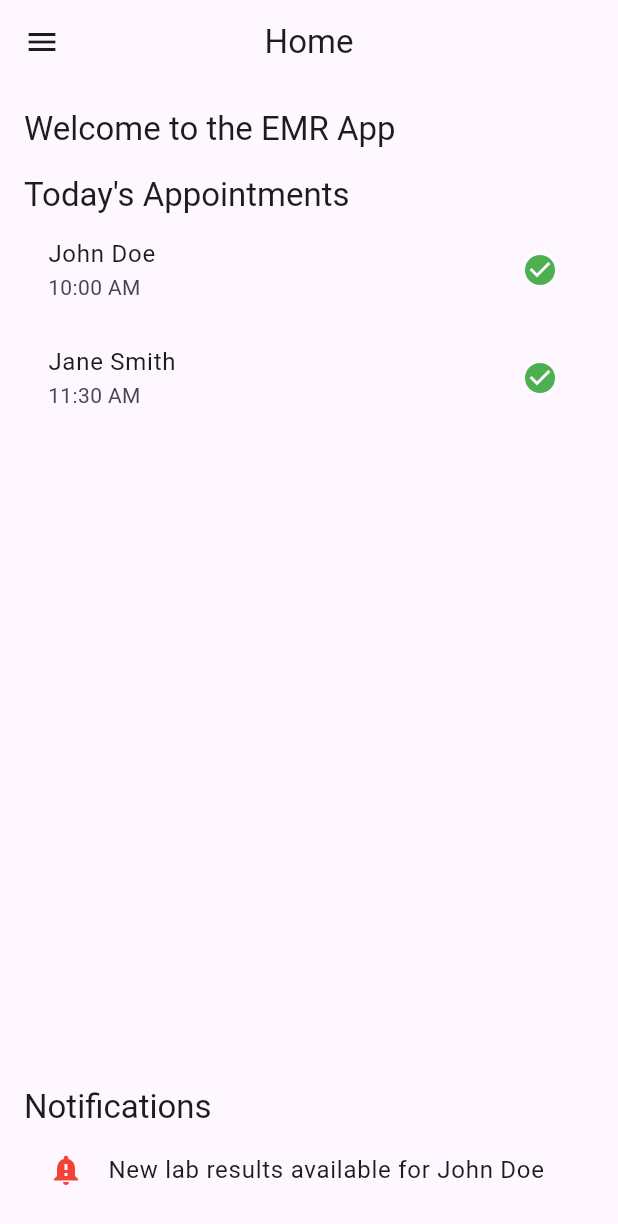
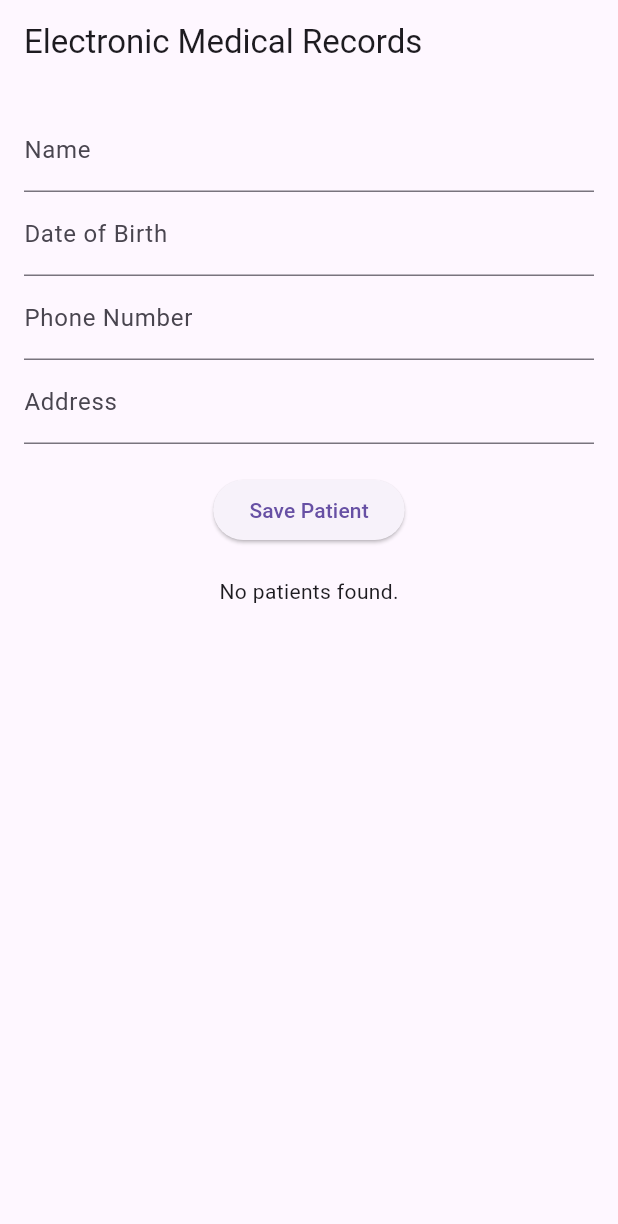
Before and after one commit to MahaSekher/MedicineInventory, a Flutter app: the screen it shows after launch, on a phone screen of 412 x 824 dp. Shown: the top 1224 px of the screen. Run offline on Flutter 3.47's test engine with Material 3 defaults, Android fonts, the phone set to English and light mode, and no system bars; our stand-ins replace image_picker, sqflite; accounts and stored records are empty.

Commit message:
login and store data to database

```diff
--- /dev/null
+++ b/lib/models/database_helper.dart
@@ -0,0 +1,98 @@
+import 'dart:async';
+import 'package:sqflite/sqflite.dart';
+import 'package:path/path.dart';
+import 'package:path_provider/path_provider.dart';
+
+class DatabaseHelper {
+  static Database? _database;
+  static final DatabaseHelper instance = DatabaseHelper._init();
+
+  DatabaseHelper._init();
+
+  Future<Database> get database async {
+    if (_database != null) return _database!;
+    _database = await _initDB('emr_db.db');
+    return _database!;
+  }
+
+  Future<Database> _initDB(String filePath) async {
+    final docDirectory = await getApplicationDocumentsDirectory();
+    final path = join(docDirectory.path, filePath);
+    return await openDatabase(path, version: 1, onCreate: _createDB);
+  }
+
+  Future _createDB(Database db, int version) async {
+    // Patient Table
+    await db.execute('''
+      CREATE TABLE patients (
+        id INTEGER PRIMARY KEY AUTOINCREMENT,
+        name TEXT,
+        dob TEXT,
+        gender TEXT,
+        phone_number TEXT,
+        address TEXT
+      )
+    ''');
+
+    // Medical Record Table
+    await db.execute('''
+      CREATE TABLE medical_records (
+        id INTEGER PRIMARY KEY AUTOINCREMENT,
+        patient_id INTEGER,
+        diagnosis TEXT,
+        treatment TEXT,
+        record_date TEXT,
+        FOREIGN KEY (patient_id) REFERENCES patients(id)
+      )
+    ''');
+
+    // Appointment Table
+    await db.execute('''
+      CREATE TABLE appointments (
+        id INTEGER PRIMARY KEY AUTOINCREMENT,
+        patient_id INTEGER,
+        appointment_date TEXT,
+        doctor_name TEXT,
+        FOREIGN KEY (patient_id) REFERENCES patients(id)
+      )
+    ''');
+  }
+
+  // Insert Patient
+  Future<int> insertPatient(Map<String, dynamic> patient) async {
+    final db = await instance.database;
+    return await db.insert('patients', patient);
+  }
+
+  // Insert Medical Record
+  Future<int> insertMedicalRecord(Map<String, dynamic> record) async {
+    final db = await instance.database;
+    return await db.insert('medical_records', record);
+  }
+
+  // Insert Appointment
+  Future<int> insertAppointment(Map<String, dynamic> appointment) async {
+    final db = await instance.database;
+    return await db.insert('appointments', appointment);
+  }
+
+  // Get all patients
+  Future<List<Map<String, dynamic>>> getAllPatients() async {
+    final db = await instance.database;
+    return await db.query('patients');
+  }
+
+  // Get all medical records
+  Future<List<Map<String, dynamic>>> getMedicalRecords(int patientId) async {
+    final db = await instance.database;
+    return await db.query('medical_records',
+        where: 'patient_id = ?', whereArgs: [patientId]);
+  }
+
+  // Get all appointments
+  Future<List<Map<String, dynamic>>> getAppointments(int patientId) async {
+    final db = await instance.database;
+    return await db
+        .query('appointments', where: 'patient_id = ?', whereArgs: [patientId]);
+  }
+}
--- /dev/null
+++ b/lib/models/persistence/appointment.dart
@@ -0,0 +1,20 @@
+class Appointment {
+  final int? id;
+  final int patientId;
+  final String appointmentDate;
+  final String doctorName;
+
+  Appointment(
+      {this.id,
+      required this.patientId,
+      required this.appointmentDate,
+      required this.doctorName});
+
+  Map<String, dynamic> toMap() {
+    return {
+      'patient_id': patientId,
+      'appointment_date': appointmentDate,
+      'doctor_name': doctorName
+    };
+  }
+}
--- /dev/null
+++ b/lib/models/persistence/patient.dart
@@ -0,0 +1,26 @@
+class Patient {
+  final int? id;
+  final String name;
+  final String dob;
+  final String gender;
+  final String phoneNumber;
+  final String address;
+
+  Patient(
+      {this.id,
+      required this.name,
+      required this.dob,
+      required this.gender,
+      required this.phoneNumber,
+      required this.address});
+
+  Map<String, dynamic> toMap() {
+    return {
+      'name': name,
+      'dob': dob,
+      'gender': gender,
+      'phone_number': phoneNumber,
+      'address': address
+    };
+  }
+}
--- a/lib/screens/home_screen.dart
+++ b/lib/screens/home_screen.dart
@@ -1,8 +1,16 @@
 import 'package:flutter/material.dart';
 import '../widgets/custom_app_bar.dart';
 import '../widgets/custom_drawer.dart';
+import '../models/user_profile.dart';
+import '../models/persistence/appointment.dart';
+import '../models/persistence/medical_record.dart';
+import '../models/persistence/patient.dart';
+import '../models/database_helper.dart';
 
-class HomeScreen extends StatelessWidget {
+class HomeScreen extends StatefulWidget {
+  @override
+  _HomeScreenState createState() => _HomeScreenState();
+
   @override
   Widget build(BuildContext context) {
     return Scaffold(
@@ -53,3 +61,102 @@ class HomeScreen extends StatelessWidget {
     );
   }
 }
+
+class _HomeScreenState extends State<HomeScreen> {
+  final _patientNameController = TextEditingController();
+  final _dobController = TextEditingController();
+  final _phoneController = TextEditingController();
+  final _addressController = TextEditingController();
+
+  // Function to save patient data
+  Future<void> _savePatient() async {
+    final patient = Patient(
+      name: _patientNameController.text,
+      dob: _dobController.text,
+      gender: 'Male', // Example: hardcoded, you can extend this to input
+      phoneNumber: _phoneController.text,
+      address: _addressController.text,
+    );
+
+    await DatabaseHelper.instance.insertPatient(patient.toMap());
+    _clearFields();
+    setState(() {});
+  }
+
+  // Clear input fields
+  void _clearFields() {
+    _patientNameController.clear();
+    _dobController.clear();
+    _phoneController.clear();
+    _addressController.clear();
+  }
+
+  // Function to fetch patients
+  Future<List<Patient>> _fetchPatients() async {
+    final List<Map<String, dynamic>> patientsData =
+        await DatabaseHelper.instance.getAllPatients();
+    return List.generate(patientsData.length, (i) {
+      return Patient(
+        id: patientsData[i]['id'],
+        name: patientsData[i]['name'],
+        dob: patientsData[i]['dob'],
+        gender: patientsData[i]['gender'],
+        phoneNumber: patientsData[i]['phone_number'],
+        address: patientsData[i]['address'],
+      );
+    });
+  }
+
+  @override
+  Widget build(BuildContext context) {
+    return Scaffold(
+      appBar: AppBar(title: Text('Electronic Medical Records')),
+      body: Padding(
+        padding: const EdgeInsets.all(16),
+        child: Column(
+          children: [
+            TextField(
+                controller: _patientNameController,
+                decoration: InputDecoration(labelText: 'Name')),
+            TextField(
+                controller: _dobController,
+                decoration: InputDecoration(labelText: 'Date of Birth')),
+            TextField(
+                controller: _phoneController,
+                decoration: InputDecoration(labelText: 'Phone Number')),
+            TextField(
+                controller: _addressController,
+                decoration: InputDecoration(labelText: 'Address')),
+            SizedBox(height: 20),
+            ElevatedButton(
+                onPressed: _savePatient, child: Text('Save Patient')),
+            SizedBox(height: 20),
+            FutureBuilder<List<Patient>>(
+              future: _fetchPatients(),
+              builder: (context, snapshot) {
+                if (snapshot.connectionState == ConnectionState.waiting) {
+                  return CircularProgressIndicator();
+                }
+                if (!snapshot.hasData || snapshot.data!.isEmpty) {
+                  return Text('No patients found.');
+                }
+                return Expanded(
+                  child: ListView.builder(
+                    itemCount: snapshot.data!.length,
+                    itemBuilder: (context, index) {
+                      final patient = snapshot.data![index];
+                      return ListTile(
+                        title: Text(patient.name),
+                        subtitle: Text('DOB: ${patient.dob}'),
+                      );
+                    },
+                  ),
+                );
+              },
+            ),
+          ],
+        ),
+      ),
+    );
+  }
+}
--- a/pubspec.yaml
+++ b/pubspec.yaml
@@ -12,6 +12,8 @@ dependencies:
   flutter:
     sdk: flutter
   image_picker: ^0.8.4+4
+  sqflite: ^2.3.0
+  path_provider: ^2.0.8
   #flutter_local_notifications: ^10.0.0
 
 dev_dependencies:
```
Also changed, not shown: lib/models/persistence/medical_record.dart (added, +23 -0 lines).
